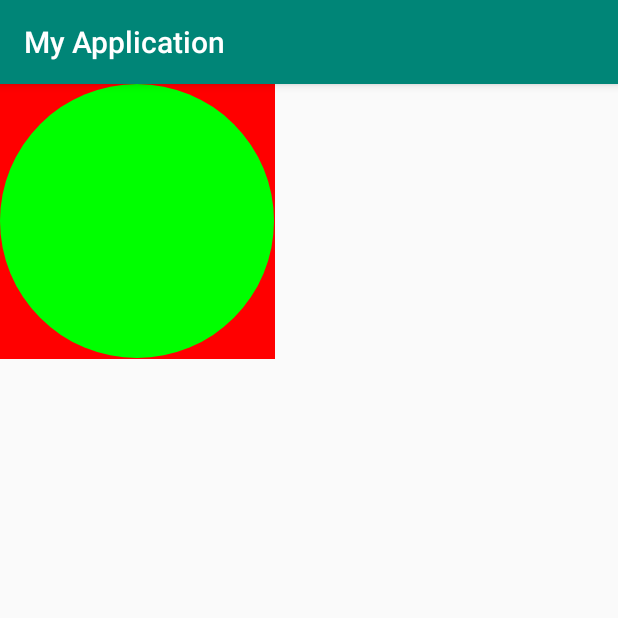
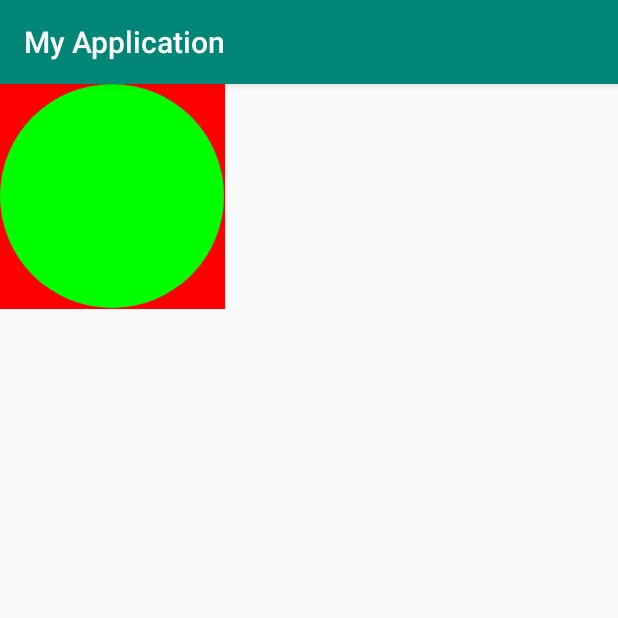
Before and after one commit to hongge372/myinterview, an Android app: the UiStuCustomizeView1Activity screen opened directly, with no data from a screen before it, on a phone screen of 412 x 824 dp, the top half of it. Run offline under Robolectric (Android 15) with nearby library versions, the phone set to English and light mode, and no system bars.

Commit message:
final draw ok

```diff
--- a/android-project/ui_stu/app/src/main/java/com/example/myapplication/uistu/viewstu/customizeview/way1/MyView.java
+++ b/android-project/ui_stu/app/src/main/java/com/example/myapplication/uistu/viewstu/customizeview/way1/MyView.java
@@ -10,19 +10,23 @@ import android.util.Log;
 import android.view.View;
 
 import com.example.myapplication.R;
+import com.example.myapplication.uistu.utils.AndroidSizeUtil;
 
 public class MyView  extends View{
     public final String TAG = getClass().getName();
+    private Context ctx;
     private int width;
     private int height;
     private int defaultSize=100;
 
     public MyView(Context context){
         super(context);
+        ctx = context;
     }
 
     public MyView(Context context, AttributeSet attrs){
         super(context, attrs);
+        ctx = context;
         //第二个参数就是我们在styles.xml文件中的<declare-styleable>标签
         //即属性集合的标签，在R文件中名称为R.styleable+name
         TypedArray a = context.obtainStyledAttributes(attrs, R.styleable.MyView);
@@ -62,24 +66,26 @@ public class MyView  extends View{
 
     @Override
     protected void onMeasure(int widthMeasureSpec, int heightMeasureSpec){
+        //widthMeasureSpec = MeasureSpec.makeMeasureSpec(width, MeasureSpec.getMode(widthMeasureSpec));
+        //heightMeasureSpec = MeasureSpec.makeMeasureSpec(height, MeasureSpec.getMode(heightMeasureSpec));
+        super.onMeasure(widthMeasureSpec, heightMeasureSpec);
 
-        width = getMySize(defaultSize, widthMeasureSpec);
-         height = getMySize(defaultSize, heightMeasureSpec);
+        //width = getMySize(defaultSize, widthMeasureSpec);
+        //height = getMySize(defaultSize, heightMeasureSpec);
         //Log.v(TAG, "onMeasure, my width: " + width + "myHeight: " + height);
 
-        if(width<height){
-            height = width;
-        }else {
-            width = height;
-        }
+//        if(width<height){
+//            height = width;
+//        }else {
+//            width = height;
+//        }
 
         //问了专门做ui的同事，直接赋值是最好的
-        width = 275;
-        height = 275;
+        //width = 275;
+        //height = 275;
+        width = AndroidSizeUtil.Dp2Px(ctx,defaultSize);
+        height = AndroidSizeUtil.Dp2Px(ctx, defaultSize);
         Log.v(TAG, "onMeasure, final----my width: " + width + "myHeight: " + height);
-        widthMeasureSpec = MeasureSpec.makeMeasureSpec(width, MeasureSpec.getMode(widthMeasureSpec));
-        heightMeasureSpec = MeasureSpec.makeMeasureSpec(height, MeasureSpec.getMode(heightMeasureSpec));
-        super.onMeasure(widthMeasureSpec, heightMeasureSpec);
         setMeasuredDimension(width, height);
     }
 
```
Also changed, not shown: android-project/ui_stu/app/src/main/java/com/example/myapplication/uistu/utils/AndroidSizeUtil.java (added, +22 -0 lines).
